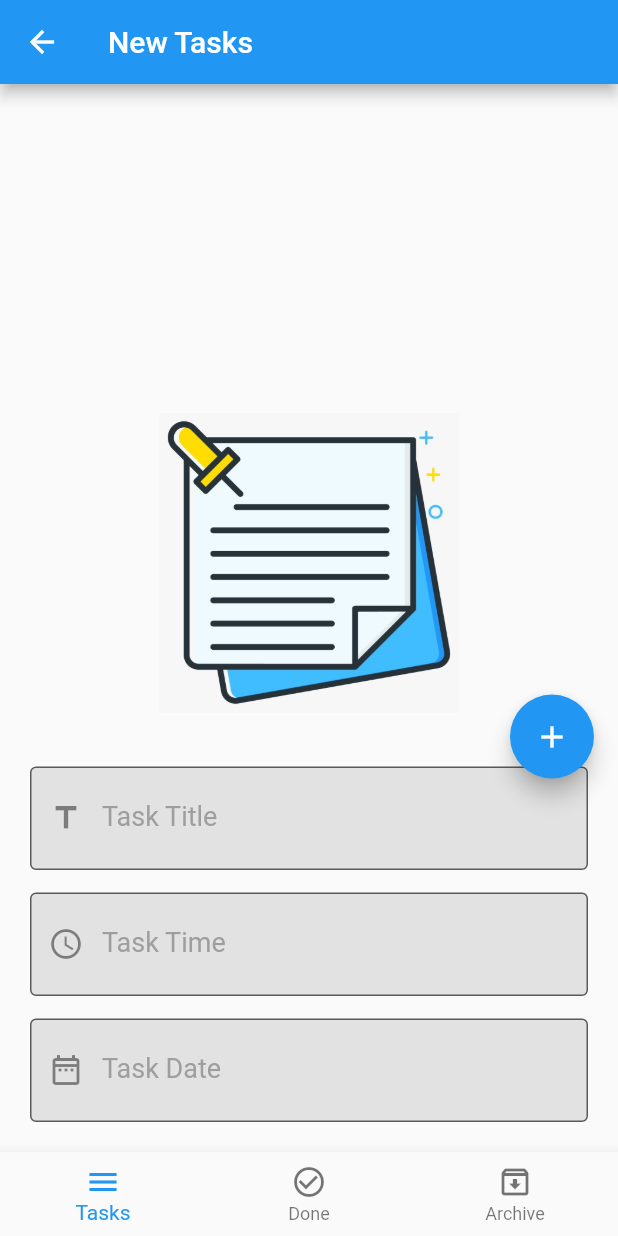
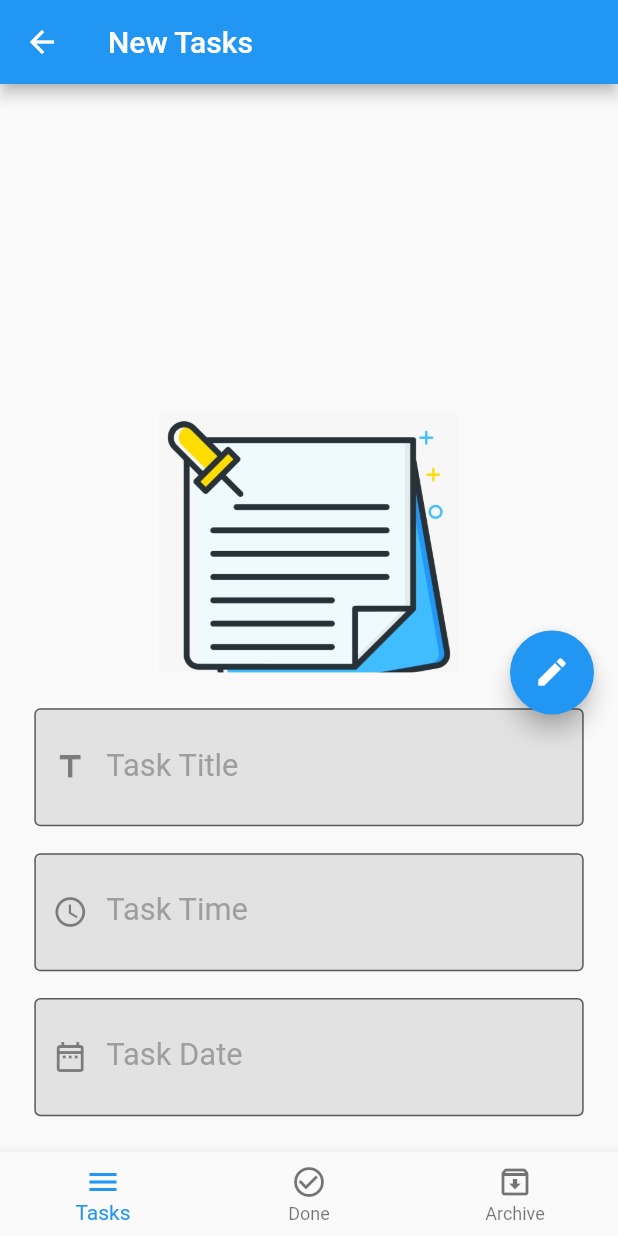
Before and after one commit to ismailwahba/todo_app, a Flutter app: the screen it shows after launch, after a tap on the "edit" icon, on a phone screen of 412 x 824 dp. Run offline on Flutter 3.47's test engine with Material 2 defaults, Android fonts, the phone set to English and light mode, and no system bars; our stand-ins replace bloc, flutter_bloc, flutter_screenutil, sqflite; accounts and stored records are empty.

Commit message:
third commit

```diff
--- a/lib/main.dart
+++ b/lib/main.dart
@@ -1,10 +1,14 @@
 // ignore_for_file: duplicate_import
 
+import 'package:bloc/bloc.dart';
 import 'package:todo_app/root/app_root.dart';
 import 'package:flutter/material.dart';
 import 'package:todo_app/root/app_root.dart';
 import 'package:todo_app/root/app_root.dart';
+import 'package:todo_app/shared/constans.dart';
 
 void main() {
+  Bloc.observer = MyBlocObserver();
+
   runApp(MyApp());
 }
--- a/lib/models/todo_models.dart
+++ b/lib/models/todo_models.dart
@@ -1,4 +1,4 @@
-// ignore_for_file: avoid_print, unused_local_variable, prefer_const_declarations, prefer_typing_uninitialized_variables, avoid_returning_null_for_void, unused_import, body_might_complete_normally_nullable, non_constant_identifier_names, recursive_getters, depend_on_referenced_packages
+// ignore_for_file: avoid_print, unused_local_variable, prefer_const_declarations, prefer_typing_uninitialized_variables, avoid_returning_null_for_void, unused_import, body_might_complete_normally_nullable, non_constant_identifier_names, recursive_getters, depend_on_referenced_packages, implementation_imports
 
 // import 'package:app_notes/modules/newtasks/newtasks.dart';
 import 'package:flutter/src/widgets/editable_text.dart';
@@ -112,6 +112,7 @@ class Sqldb {
   deleteData(String sql) async {
     Database? Mydb = await db;
     int response = await Mydb!.rawDelete(sql);
+    print("deletedt");
     return response;
   }
 
--- a/lib/modules/Archive/archive_tasks.dart
+++ b/lib/modules/Archive/archive_tasks.dart
@@ -1,8 +1,8 @@
 // ignore_for_file: avoid_unnecessary_containers, prefer_const_constructors, duplicate_ignore
 
 import 'package:flutter/cupertino.dart';
-import 'package:flutter/src/widgets/container.dart';
-import 'package:flutter/src/widgets/framework.dart';
+// import 'package:flutter/src/widgets/container.dart';
+// import 'package:flutter/src/widgets/framework.dart';
 
 class Archive extends StatefulWidget {
   const Archive({super.key});
--- /dev/null
+++ b/lib/modules/Donetasks/cubit/done_state.dart
@@ -0,0 +1,6 @@
+part of 'done_cubit.dart';
+
+@immutable
+abstract class DoneState {}
+
+class DoneInitial extends DoneState {}
--- a/lib/modules/home/home_screen.dart
+++ b/lib/modules/home/home_screen.dart
@@ -1,8 +1,10 @@
-// ignore_for_file: unused_import, implementation_imports, unnecessary_import, prefer_const_literals_to_create_immutables, prefer_const_constructors, unused_local_variable, avoid_print, must_be_immutable, prefer_const_constructors_in_immutables, body_might_complete_normally_nullable, unused_element, prefer_is_empty
+// ignore_for_file: unused_import, implementation_imports, unnecessary_import, prefer_const_literals_to_create_immutables, prefer_const_constructors, unused_local_variable, avoid_print, must_be_immutable, prefer_const_constructors_in_immutables, body_might_complete_normally_nullable, unused_element, prefer_is_empty, annotate_overrides, override_on_non_overriding_member, depend_on_referenced_packages
 
 import 'package:flutter/material.dart';
 import 'package:flutter/src/widgets/container.dart';
 import 'package:flutter/src/widgets/framework.dart';
+import 'package:flutter_bloc/flutter_bloc.dart';
+import 'package:flutter_screenutil/flutter_screenutil.dart';
 import 'package:intl/intl.dart';
 import 'package:sqflite/sqflite.dart';
 import 'package:todo_app/models/todo_models.dart';
@@ -12,24 +14,13 @@ import 'package:todo_app/modules/tasks/new_tasks.dart';
 import 'package:todo_app/shared/constans/constans.dart';
 
 import '../../shared/component/components.dart';
+import '../../shared/cubit/homelayout_cubit.dart';
 
-class Todo extends StatefulWidget {
-  Todo({super.key});
+class Todo extends StatelessWidget {
+  @override
+  Sqldb sqldb = Sqldb();
 
-  @override
-  State<Todo> createState() => _TodoState();
-}
-
-class _TodoState extends State<Todo> {
-  Sqldb sqldb = Sqldb();
-  int currentIndex = 0;
   var scaffoldKey = GlobalKey<ScaffoldState>();
-  List<Widget> screens = [
-    NewTasks(),
-    Done(),
-    Archive(),
-  ];
-  List<String> titles = ['New Tasks', 'Done Tasks', 'Archive Tasks'];
 
   var formKey = GlobalKey<FormState>();
   IconData fabIcon = Icons.edit;
@@ -41,22 +32,29 @@ class _TodoState extends State<Todo> {
   @override
   @override
   Widget build(BuildContext context) {
+    return BlocProvider(
+      create: (context) => HomelayoutCubit(),
+      child: BlocConsumer<HomelayoutCubit, HomelayoutState>(
+        listener: (context, state) {},
+        builder: (context, state) {
+          HomelayoutCubit cubit = HomelayoutCubit.get(context);
+
           return Scaffold(
-      body: screens[currentIndex],
+            body: HomelayoutCubit.get(context).screens[cubit.currentIndex],
             key: scaffoldKey,
             appBar: AppBar(
-        title: Text(titles[currentIndex]),
+              title:
+                  Text(cubit.titles[HomelayoutCubit.get(context).currentIndex]),
             ),
             bottomNavigationBar: BottomNavigationBar(
                 type: BottomNavigationBarType.fixed,
-          currentIndex: currentIndex,
+                currentIndex: cubit.currentIndex,
                 onTap: (index) {
-            setState(() {
-              currentIndex = index;
-            });
+                  cubit.changeIndex(index);
                 },
                 items: [
-            BottomNavigationBarItem(icon: Icon(Icons.menu), label: "Tasks"),
+                  BottomNavigationBarItem(
+                      icon: Icon(Icons.menu), label: "Tasks"),
                   BottomNavigationBarItem(
                       icon: Icon(Icons.check_circle_outline), label: "Done"),
                   BottomNavigationBarItem(
@@ -75,20 +73,21 @@ class _TodoState extends State<Todo> {
                         .then((value) {
                       sqldb.getAllNotesTable().then((value) {
                         // Navigator.pop(context);
-                  Navigator.push(
-                      context, MaterialPageRoute(builder: (context) => Done()));
-                  setState(() {
-                    isBottomShown = false;
-                    fabIcon = Icons.edit;
-                    notes = value;
-                  });
+                        Navigator.push(context,
+                            MaterialPageRoute(builder: (context) => Done()));
+                        // setState(() {
+                        //   isBottomShown = false;
+                        //   fabIcon = Icons.edit;
+                        //   notes = value;
+                        // });
                       });
                     });
                   }
                 } else {
                   scaffoldKey.currentState!
                       .showBottomSheet((context) => Container(
-                      padding: EdgeInsets.all(20.0),
+                            padding: EdgeInsets.symmetric(
+                                horizontal: 20.w, vertical: 20.h),
                             child: Form(
                               key: formKey,
                               child: Column(
@@ -104,7 +103,7 @@ class _TodoState extends State<Todo> {
                                     controller: titleController,
                                   ),
                                   SizedBox(
-                              height: 15,
+                                    height: 15.h,
                                   ),
                                   defaultFormField(
                                       validator: (val) {
@@ -119,14 +118,15 @@ class _TodoState extends State<Todo> {
                                             .then((value) {
                                           timeController.text =
                                               value!.format(context).toString();
-                                    print(value.format(context).toString());
+                                          print(
+                                              value.format(context).toString());
                                         });
                                       }),
                                       controller: timeController,
                                       label: 'Task Time',
                                       prefixicon: Icons.watch_later_outlined),
                                   SizedBox(
-                              height: 15,
+                                    height: 15.h,
                                   ),
                                   defaultFormField(
                                       // controller:dateController,
@@ -140,8 +140,8 @@ class _TodoState extends State<Todo> {
                                                 context: context,
                                                 initialDate: DateTime.now(),
                                                 firstDate: DateTime.now(),
-                                          lastDate:
-                                              DateTime.parse("2023-08-25"))
+                                                lastDate: DateTime.parse(
+                                                    "2023-08-25"))
                                             .then((value) {
                                           dateController.text =
                                               DateFormat.yMMMd().format(value!);
@@ -157,17 +157,20 @@ class _TodoState extends State<Todo> {
                       .closed
                       .then((value) {
                     isBottomShown = false;
-              setState(() {
-                fabIcon = Icons.edit;
+                    // setState(() {
+                    //   fabIcon = Icons.edit;
+                    // });
                   });
-            });
-            setState(() {
-              fabIcon = Icons.add;
-            });
+                  // setState(() {
+                  //   fabIcon = Icons.add;
+                  // });
                   isBottomShown = true;
                 }
               },
             ),
           );
+        },
+      ),
+    );
   }
 }
--- a/lib/root/app_root.dart
+++ b/lib/root/app_root.dart
@@ -4,6 +4,7 @@
 // import 'package:app_notes/modules/home/note.dart';
 import 'package:flutter/cupertino.dart';
 import 'package:flutter/material.dart';
+import 'package:flutter_screenutil/flutter_screenutil.dart';
 import 'package:todo_app/modules/Donetasks/done_tasks.dart';
 
 import '../modules/home/home_screen.dart';
@@ -18,9 +19,22 @@ class MyApp extends StatelessWidget {
   @override
   Widget build(BuildContext context) {
     // ignore: prefer_const_constructors
-    return MaterialApp(
-      debugShowCheckedModeBanner: false,
-      home: Todo(),
+    return ScreenUtilInit(
+      designSize: const Size(360, 690),
+      minTextAdapt: true,
+      splitScreenMode: true,
+      builder: (context, child) {
+        return MaterialApp(
+          debugShowCheckedModeBanner: false,
+          // theme: ThemeData(brightness: Brightness.light),
+          // darkTheme: ThemeData(brightness: Brightness.dark),
+          // themeMode: ThemeMode.dark,
+
+          // You can use the library anywhere in the app even in theme
+
+          home: Todo(),
+        );
+      },
     );
   }
 }
--- a/lib/shared/component/components.dart
+++ b/lib/shared/component/components.dart
@@ -7,9 +7,8 @@
 
 import 'package:flutter/cupertino.dart';
 import 'package:flutter/material.dart';
+import 'package:flutter_screenutil/flutter_screenutil.dart';
 import 'package:todo_app/shared/constans/constans.dart';
-// import 'package:notes_application/models/note_model.dart';
-// import 'package:todo_app/shared/component/constans.dart';
 
 Widget defaultFormField({
   IconData prefixicon = Icons.title,
@@ -22,10 +21,10 @@ Widget defaultFormField({
       keyboardType: TextInputType.text,
       controller: controller,
       decoration: InputDecoration(
-        contentPadding: EdgeInsets.symmetric(vertical: 25),
+        contentPadding: EdgeInsets.symmetric(vertical: 25.h),
         label: Text(label),
         labelStyle: TextStyle(
-          fontSize: 18,
+          fontSize: 18.sp,
           color: Colors.grey,
         ),
         prefixIcon: Icon(prefixicon),
@@ -40,28 +39,28 @@ Widget defaultFormField({
       onTap: ontap,
     );
 
-Widget buildTaskItem(Map model) => Row(
-      // mainAxisSize: MainAxisSize.min,
-
-      // mainAxisAlignment: MainAxisAlignment.spaceEvenly,
-
+Widget buildTaskItem(Map model) => Padding(
+      padding: EdgeInsets.symmetric(horizontal: 20.w, vertical: 20.h),
+      child: Row(
         children: [
           CircleAvatar(
-          radius: 40.0,
+            radius: 40.0.r,
             child: Text("${model['time']}"),
           ),
           SizedBox(
-          width: 10,
+            width: 10.w,
           ),
           Expanded(
             child: Column(
               // mainAxisSize: MainAxisSize.min,
-            // crossAxisAlignment: CrossAxisAlignment.center,
+
+              crossAxisAlignment: CrossAxisAlignment.start,
 
               children: [
                 Text(
                   "${model['title']}",
-                style: TextStyle(fontWeight: FontWeight.bold, fontSize: 18.0),
+                  style:
+                      TextStyle(fontWeight: FontWeight.bold, fontSize: 18.0.sp),
                 ),
                 Text(
                   "${model['date']}",
@@ -71,4 +70,5 @@ Widget buildTaskItem(Map model) => Row(
             ),
           )
         ],
+      ),
     );
--- a/lib/shared/constans/constans.dart
+++ b/lib/shared/constans/constans.dart
@@ -1,7 +1 @@
-// import 'package:app_notes/models/note_model.dart';
-
-import '../../models/todo_models.dart';
-
-// List<NoteModel> notes = [];
-// List<NoteModel> notesModels = [];
 List<Map> notes = [];
--- /dev/null
+++ b/lib/shared/cubit/homelayout_cubit.dart
@@ -0,0 +1,30 @@
+// ignore_for_file: depend_on_referenced_packages, unnecessary_import, prefer_const_constructors
+
+import 'package:bloc/bloc.dart';
+import 'package:flutter/cupertino.dart';
+import 'package:flutter_bloc/flutter_bloc.dart';
+import 'package:meta/meta.dart';
+import 'package:todo_app/modules/Archive/archive_tasks.dart';
+import 'package:todo_app/modules/Donetasks/done_tasks.dart';
+
+import '../../modules/tasks/new_tasks.dart';
+
+part 'homelayout_state.dart';
+
+class HomelayoutCubit extends Cubit<HomelayoutState> {
+  HomelayoutCubit() : super(HomelayoutInitial());
+
+  static HomelayoutCubit get(context) => BlocProvider.of(context);
+  int currentIndex = 0;
+  List<Widget> screens = [
+    NewTasks(),
+    Done(),
+    Archive(),
+  ];
+  List<String> titles = ['New Tasks', 'Done Tasks', 'Archive Tasks'];
+
+  void changeIndex(int index) {
+    currentIndex = index;
+    emit(HomelayoutChangeBottomNavBarState());
+  }
+}
--- /dev/null
+++ b/lib/shared/cubit/homelayout_state.dart
@@ -0,0 +1,8 @@
+part of 'homelayout_cubit.dart';
+
+@immutable
+abstract class HomelayoutState {}
+
+class HomelayoutInitial extends HomelayoutState {}
+
+class HomelayoutChangeBottomNavBarState extends HomelayoutState {}
--- a/pubspec.yaml
+++ b/pubspec.yaml
@@ -38,6 +38,11 @@ dependencies:
   cupertino_icons: ^1.0.2
   sqflite: ^2.2.6
   intl: ^0.18.0
+  flutter_screenutil: ^5.7.0
+  bloc: ^8.1.1
+  flutter_bloc: ^8.1.2
+  conditional_builder_null_safety: ^0.0.6
+
 
 dev_dependencies:
   flutter_test:
```
Also changed, not shown: lib/modules/Donetasks/cubit/done_cubit.dart (added, +10 -0 lines), lib/modules/Donetasks/done_tasks.dart (+17 -31 lines), lib/shared/constans.dart (added, +27 -0 lines), pubspec.lock. Lines whose indentation alone changed are shown as unchanged.
